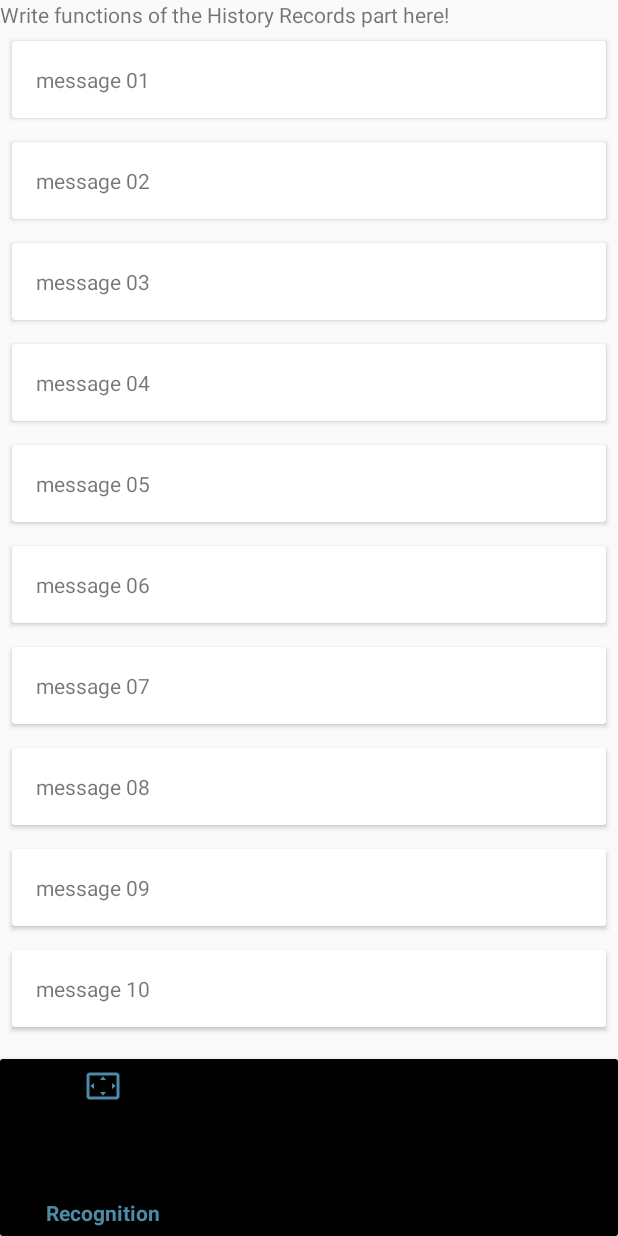
After one commit to feitong530/seemycourse, an Android app: the fragment TodoListFragment placed in its activity, on a phone screen of 412 x 824 dp. The commit adds this screen. Run offline under Robolectric (Android 15) with nearby library versions, the phone set to English and light mode, and no system bars; our stand-ins replace ButterKnife; libraries missing offline, so code that uses them is left out: com.google.firebase.ml, com.theartofdev.edmodo.

Commit message:
:rocket: Todo List & Drag Sort & Swipe Delete

```diff
--- a/app/src/main/java/hk/hku/cs/seemycourse/MainActivity.java
+++ b/app/src/main/java/hk/hku/cs/seemycourse/MainActivity.java
@@ -85,7 +85,7 @@ public class MainActivity extends AppCompatActivity {
                 fragments[index] = new ProductionFragment();
                 break;
             case FRAGMENT_HISTORY:
-                fragments[index] = new GameFragment();
+                fragments[index] = new TodoListFragment();
                 break;
             default: break;
         }
--- /dev/null
+++ b/app/src/main/java/hk/hku/cs/seemycourse/TodoListFragment.java
@@ -0,0 +1,156 @@
+package hk.hku.cs.seemycourse;
+
+import android.content.Context;
+import android.os.Bundle;
+import android.support.annotation.NonNull;
+import android.support.annotation.Nullable;
+import android.support.v4.app.Fragment;
+import android.support.v7.widget.LinearLayoutManager;
+import android.support.v7.widget.RecyclerView;
+import android.support.v7.widget.helper.ItemTouchHelper;
+import android.view.LayoutInflater;
+import android.view.View;
+import android.view.ViewGroup;
+import android.widget.TextView;
+
+import java.util.ArrayList;
+import java.util.Arrays;
+import java.util.Collections;
+
+import butterknife.BindView;
+import butterknife.ButterKnife;
+
+public class TodoListFragment extends Fragment {
+
+    @BindView(R.id.tv) TextView tv;
+    @BindView(R.id.recyclerView) RecyclerView recyclerView;
+
+    @Nullable
+    @Override
+    public View onCreateView(@NonNull LayoutInflater inflater, @Nullable ViewGroup container, @Nullable Bundle savedInstanceState) {
+        View view = inflater.inflate(R.layout.frag_todolist, container, false);
+        ButterKnife.bind(this, view);
+        init();
+        return view;
+    }
+
+    /**
+     * Initialize
+     */
+    private void init() {
+        tv.setText("Write functions of the History Records part here!");
+
+        recyclerView.setLayoutManager(new LinearLayoutManager(getContext()));
+        TodoListAdapter adapter = new TodoListAdapter(getContext());
+        adapter.addItems(
+                new TodoListTtem("message 01"),
+                new TodoListTtem("message 02"),
+                new TodoListTtem("message 03"),
+                new TodoListTtem("message 04"),
+                new TodoListTtem("message 05"),
+                new TodoListTtem("message 06"),
+                new TodoListTtem("message 07"),
+                new TodoListTtem("message 08"),
+                new TodoListTtem("message 09"),
+                new TodoListTtem("message 10")
+        );
+        recyclerView.setAdapter(adapter);
+        setupTouchEvent(adapter);
+    }
+
+    /**
+     * Setup Touch Helper to handle Sort & Delete using Gesture
+     * @param adapter Recycle View Adapter
+     */
+    private void setupTouchEvent(final TodoListAdapter adapter) {
+        ItemTouchHelper itemTouchHelper = new ItemTouchHelper(new ItemTouchHelper.Callback() {
+            @Override
+            public int getMovementFlags(@NonNull RecyclerView recyclerView, @NonNull RecyclerView.ViewHolder viewHolder) {
+                // Drag
+                int dragFlags = ItemTouchHelper.UP|ItemTouchHelper.DOWN;
+                // Swipe
+                int swipeFlags = ItemTouchHelper.LEFT|ItemTouchHelper.RIGHT;
+                // Declare which direction to listen
+                return makeMovementFlags(dragFlags,swipeFlags);
+            }
+
+            @Override
+            public boolean onMove(@NonNull RecyclerView recyclerView, @NonNull RecyclerView.ViewHolder viewHolder, @NonNull RecyclerView.ViewHolder target) {
+                //滑动事件
+                Collections.swap(adapter.getDataList(), viewHolder.getAdapterPosition(), target.getAdapterPosition());
+                adapter.notifyItemMoved(viewHolder.getAdapterPosition(), target.getAdapterPosition());
+                return false;
+            }
+
+            @Override
+            public void onSwiped(@NonNull RecyclerView.ViewHolder viewHolder, int i) {
+                //侧滑事件
+                adapter.getDataList().remove(viewHolder.getAdapterPosition());
+                adapter.notifyItemRemoved(viewHolder.getAdapterPosition());
+            }
+        });
+        itemTouchHelper.attachToRecyclerView(recyclerView);
+    }
+
+    public class TodoListTtem {
+        private String text;
+
+        public TodoListTtem(String text) {
+            this.text = text;
+        }
+
+        public String getText() {
+            return text;
+        }
+    }
+
+    public class TodoListAdapter extends RecyclerView.Adapter<TodoListAdapter.TodoListItemView> {
+        private ArrayList<TodoListTtem> list;
+        private Context ctx;
+
+        public TodoListAdapter(Context ctx) {
+            this.ctx = ctx;
+            list = new ArrayList<>();
+        }
+
+        public void addItems(TodoListTtem... items) {
+            list.addAll(Arrays.asList(items));
+        }
+
+        public ArrayList<TodoListTtem> getDataList() {
+            return list;
+        }
+
+        @NonNull
+        @Override
+        public TodoListItemView onCreateViewHolder(@NonNull ViewGroup viewGroup, int i) {
+            return new TodoListItemView(
+                    LayoutInflater.from(ctx).inflate(
+                            R.layout.item_history, viewGroup, false)
+            );
+        }
+
+        @Override
+        public void onBindViewHolder(@NonNull TodoListItemView todoListItemView, int i) {
+            todoListItemView.tv.setText(list.get(i).getText());
+
+        }
+
+        @Override
+        public int getItemCount() {
+            return list.size();
+        }
+
+
+        class TodoListItemView extends RecyclerView.ViewHolder {
+            @BindView(R.id.tv) TextView tv;
+
+            public TodoListItemView(View v) {
+                super(v);
+                ButterKnife.bind(this, v);
+            }
+        }
+
+    }
+
+}
--- a/app/src/main/res/layout/frag_history.xml
+++ b/app/src/main/res/layout/frag_todolist.xml
@@ -1,26 +1,24 @@
 <?xml version="1.0" encoding="utf-8"?>
-
 <ScrollView
     xmlns:android="http://schemas.android.com/apk/res/android"
     xmlns:app="http://schemas.android.com/apk/res-auto"
     xmlns:tools="http://schemas.android.com/tools"
     android:layout_width="match_parent"
     android:layout_height="match_parent">
-    <android.support.constraint.ConstraintLayout
+    <LinearLayout
+        android:orientation="vertical"
+        android:layout_width="match_parent"
+        android:layout_height="wrap_content">
 
-        android:layout_width="match_parent"
-        android:layout_height="match_parent">
+        <TextView
+            android:id="@+id/tv"
+            android:layout_width="wrap_content"
+            android:layout_height="wrap_content" />
 
         <android.support.v7.widget.RecyclerView
             android:id="@+id/recyclerView"
             android:layout_width="match_parent"
             android:layout_height="wrap_content"/>
 
-        <TextView
-            android:id="@+id/history_text"
-            android:layout_width="wrap_content"
-            android:layout_height="wrap_content" />
-
-
-    </android.support.constraint.ConstraintLayout>
+    </LinearLayout>
 </ScrollView>
```
Also changed, not shown: app/src/main/java/hk/hku/cs/seemycourse/HistoryFragment.java (deleted, +0 -110 lines).
